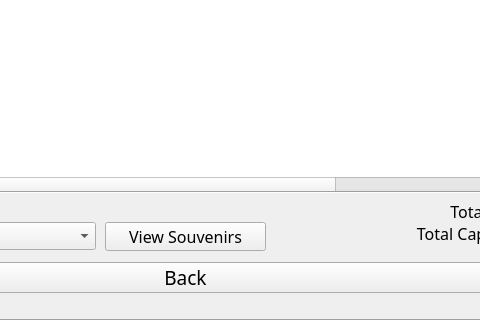
This is mainwindow.ui in RSpeckles/Baseball as Qt 5 draws it before an edit; both pictures show x 217 to 697 and y 280 to 600 of the 800 by 600 pixel window. The edited form follows.
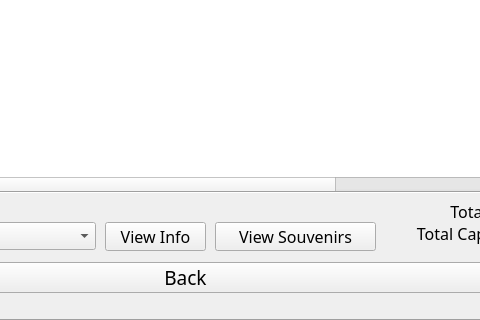
This is the edited form. The open tabs and pages were chosen to show the change.

Commit message: added view info

Diff of the .ui file:
```diff
--- a/mainwindow.ui
+++ b/mainwindow.ui
@@ -991,7 +991,7 @@
      <widget class="QPushButton" name="pushButton">
       <property name="geometry">
        <rect>
-        <x>320</x>
+        <x>430</x>
         <y>520</y>
         <width>161</width>
         <height>29</height>
@@ -1007,6 +1007,25 @@
        <string>View Souvenirs</string>
       </property>
      </widget>
+     <widget class="QPushButton" name="pushViewInfo">
+      <property name="geometry">
+       <rect>
+        <x>320</x>
+        <y>520</y>
+        <width>101</width>
+        <height>29</height>
+       </rect>
+      </property>
+      <property name="font">
+       <font>
+        <family>Bahnschrift</family>
+        <pointsize>12</pointsize>
+       </font>
+      </property>
+      <property name="text">
+       <string>View Info</string>
+      </property>
+     </widget>
     </widget>
     <widget class="QWidget" name="plan">
      <widget class="QLabel" name="descPlan">
```
Left out of the diff: 21 changed lines with no effect on the pictures. The commit also changes 2 other files.
